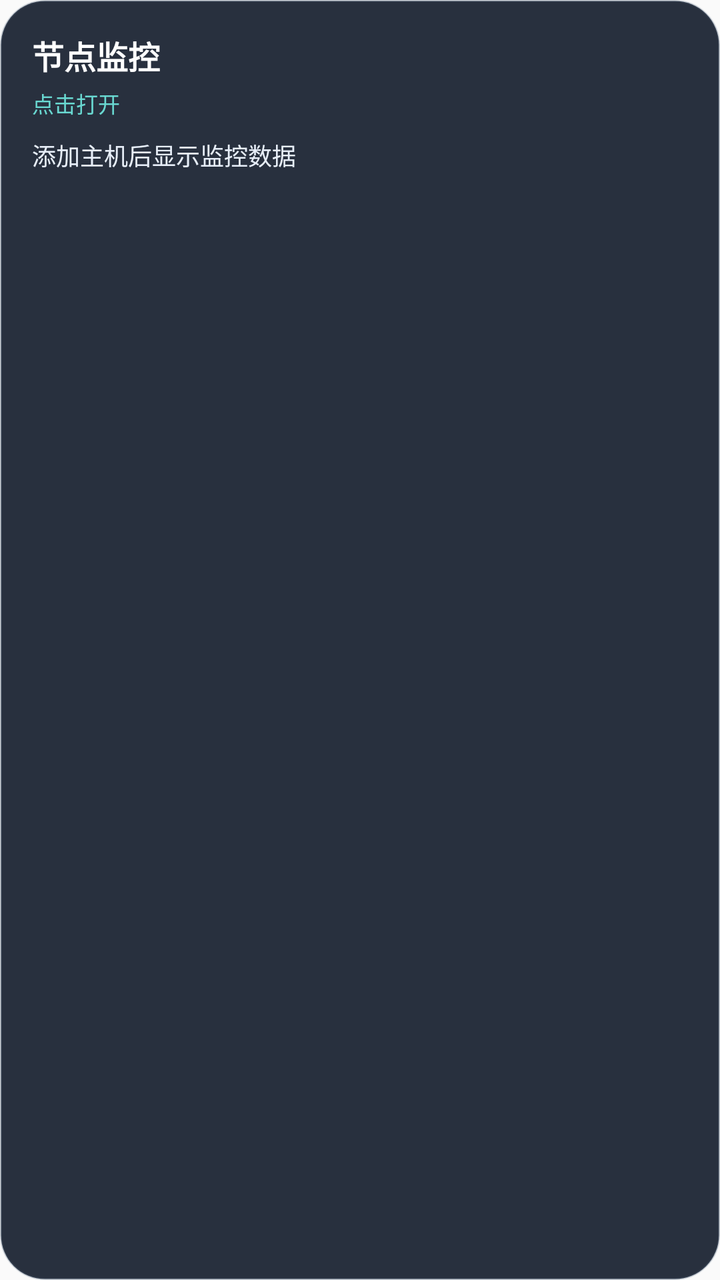
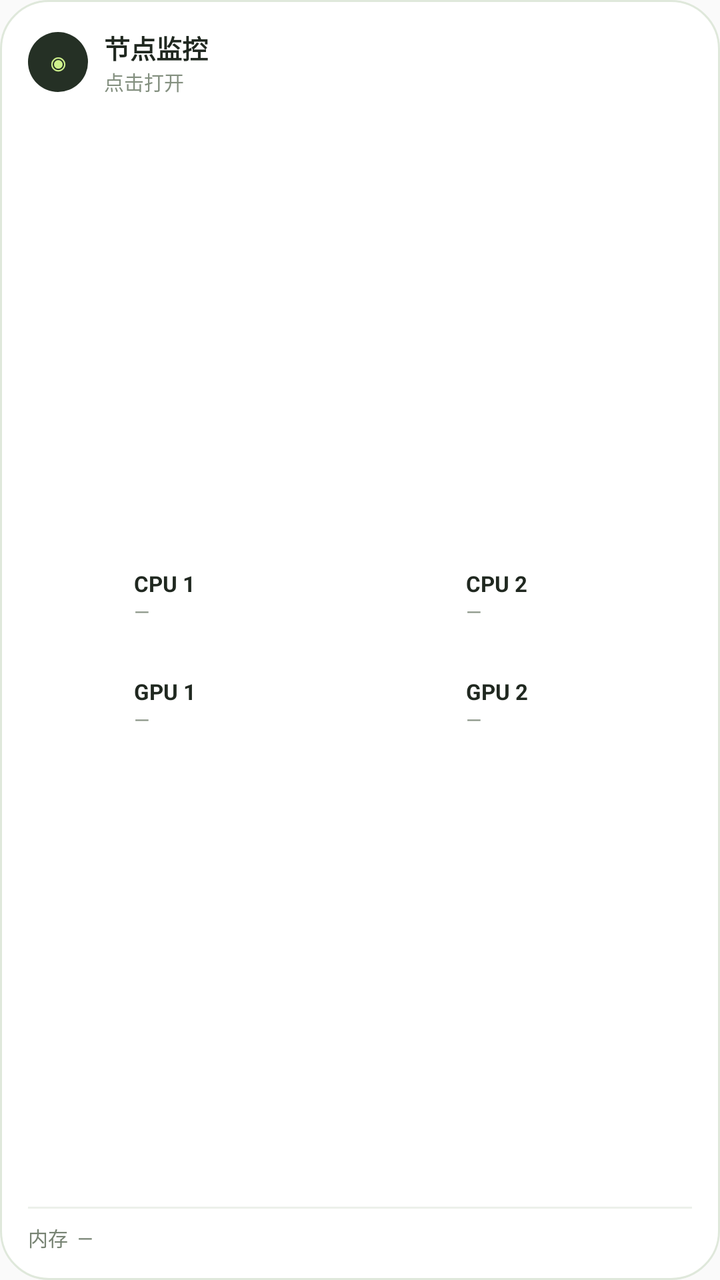

Screens rendered from an Android XML layout before and after an edit, with the pre-edit source and the edit as a unified diff.
<!-- AndroidManifest.xml: application theme android:Theme.Material.Light.NoActionBar -->
<!-- res/layout/widget.xml -->
<LinearLayout xmlns:android="http://schemas.android.com/apk/res/android" android:id="@+id/widget_root" android:layout_width="match_parent" android:layout_height="match_parent" android:orientation="vertical" android:background="@drawable/widget_background" android:padding="16dp">
 <TextView android:id="@+id/widget_title" android:layout_width="match_parent" android:layout_height="wrap_content" android:textColor="#FFFFFF" android:textSize="16sp" android:textStyle="bold" android:text="节点监控"/>
 <TextView android:id="@+id/widget_status" android:layout_width="match_parent" android:layout_height="wrap_content" android:textColor="#69D8D1" android:textSize="11sp" android:layout_marginTop="4dp" android:text="点击打开"/>
 <TextView android:id="@+id/widget_metrics" android:layout_width="match_parent" android:layout_height="wrap_content" android:textColor="#E7EEF8" android:textSize="12sp" android:lineSpacingExtra="4dp" android:layout_marginTop="9dp" android:text="添加主机后显示监控数据"/>
</LinearLayout>
<!-- resources referenced by this layout -->
<resources>
  <!-- drawable widget_background (drawable) -->
  <shape xmlns:android="http://schemas.android.com/apk/res/android"><solid android:color="#ED182130"/><corners android:radius="22dp"/><stroke android:width="1dp" android:color="#44576A80"/></shape>
</resources>

<!-- the commit's change to res/layout/widget.xml (unified diff, before → after) -->
@@ -1,5 +1,33 @@
-<LinearLayout xmlns:android="http://schemas.android.com/apk/res/android" android:id="@+id/widget_root" android:layout_width="match_parent" android:layout_height="match_parent" android:orientation="vertical" android:background="@drawable/widget_background" android:padding="16dp">
- <TextView android:id="@+id/widget_title" android:layout_width="match_parent" android:layout_height="wrap_content" android:textColor="#FFFFFF" android:textSize="16sp" android:textStyle="bold" android:text="节点监控"/>
- <TextView android:id="@+id/widget_status" android:layout_width="match_parent" android:layout_height="wrap_content" android:textColor="#69D8D1" android:textSize="11sp" android:layout_marginTop="4dp" android:text="点击打开"/>
- <TextView android:id="@+id/widget_metrics" android:layout_width="match_parent" android:layout_height="wrap_content" android:textColor="#E7EEF8" android:textSize="12sp" android:lineSpacingExtra="4dp" android:layout_marginTop="9dp" android:text="添加主机后显示监控数据"/>
+<LinearLayout xmlns:android="http://schemas.android.com/apk/res/android" android:id="@+id/widget_root" android:layout_width="match_parent" android:layout_height="match_parent" android:orientation="vertical" android:background="@drawable/widget_background" android:padding="14dp">
+ <LinearLayout android:layout_width="match_parent" android:layout_height="wrap_content" android:orientation="horizontal" android:gravity="center_vertical">
+  <TextView android:layout_width="30dp" android:layout_height="30dp" android:gravity="center" android:background="@drawable/widget_logo" android:text="◉" android:textSize="16sp" android:textColor="#CEF18C"/>
+  <LinearLayout android:layout_width="0dp" android:layout_height="wrap_content" android:layout_weight="1" android:layout_marginStart="8dp" android:orientation="vertical">
+   <TextView android:id="@+id/widget_title" android:layout_width="match_parent" android:layout_height="wrap_content" android:textColor="#202820" android:textSize="13sp" android:textStyle="bold" android:singleLine="true" android:ellipsize="end" android:text="节点监控"/>
+   <TextView android:id="@+id/widget_status" android:layout_width="match_parent" android:layout_height="wrap_content" android:textColor="#849080" android:textSize="10sp" android:singleLine="true" android:ellipsize="end" android:text="点击打开"/>
+  </LinearLayout>
+ </LinearLayout>
+ <LinearLayout android:layout_width="match_parent" android:layout_height="0dp" android:layout_weight="1" android:orientation="vertical" android:gravity="center_vertical" android:layout_marginTop="7dp">
+  <LinearLayout android:layout_width="match_parent" android:layout_height="wrap_content" android:orientation="horizontal">
+   <LinearLayout android:layout_width="0dp" android:layout_height="wrap_content" android:layout_weight="1" android:orientation="horizontal" android:gravity="center_vertical">
+    <ImageView android:id="@+id/widget_cpu_1_ring" android:layout_width="48dp" android:layout_height="48dp" android:contentDescription="CPU 1"/>
+    <LinearLayout android:layout_width="0dp" android:layout_height="wrap_content" android:layout_weight="1" android:orientation="vertical" android:layout_marginStart="5dp"><TextView android:id="@+id/widget_cpu_1_name" android:layout_width="match_parent" android:layout_height="wrap_content" android:text="CPU 1" android:textColor="#202820" android:textStyle="bold" android:textSize="11sp" android:singleLine="true"/><TextView android:id="@+id/widget_cpu_1_temp" android:layout_width="match_parent" android:layout_height="wrap_content" android:text="—" android:textColor="#8B9688" android:textSize="10sp"/></LinearLayout>
+   </LinearLayout>
+   <LinearLayout android:layout_width="0dp" android:layout_height="wrap_content" android:layout_weight="1" android:orientation="horizontal" android:gravity="center_vertical">
+    <ImageView android:id="@+id/widget_cpu_2_ring" android:layout_width="48dp" android:layout_height="48dp" android:contentDescription="CPU 2"/>
+    <LinearLayout android:layout_width="0dp" android:layout_height="wrap_content" android:layout_weight="1" android:orientation="vertical" android:layout_marginStart="5dp"><TextView android:id="@+id/widget_cpu_2_name" android:layout_width="match_parent" android:layout_height="wrap_content" android:text="CPU 2" android:textColor="#202820" android:textStyle="bold" android:textSize="11sp" android:singleLine="true"/><TextView android:id="@+id/widget_cpu_2_temp" android:layout_width="match_parent" android:layout_height="wrap_content" android:text="—" android:textColor="#8B9688" android:textSize="10sp"/></LinearLayout>
+   </LinearLayout>
+  </LinearLayout>
+  <LinearLayout android:layout_width="match_parent" android:layout_height="wrap_content" android:orientation="horizontal" android:layout_marginTop="6dp">
+   <LinearLayout android:layout_width="0dp" android:layout_height="wrap_content" android:layout_weight="1" android:orientation="horizontal" android:gravity="center_vertical">
+    <ImageView android:id="@+id/widget_gpu_1_ring" android:layout_width="48dp" android:layout_height="48dp" android:contentDescription="GPU 1"/>
+    <LinearLayout android:layout_width="0dp" android:layout_height="wrap_content" android:layout_weight="1" android:orientation="vertical" android:layout_marginStart="5dp"><TextView android:id="@+id/widget_gpu_1_name" android:layout_width="match_parent" android:layout_height="wrap_content" android:text="GPU 1" android:textColor="#202820" android:textStyle="bold" android:textSize="11sp" android:singleLine="true"/><TextView android:id="@+id/widget_gpu_1_temp" android:layout_width="match_parent" android:layout_height="wrap_content" android:text="—" android:textColor="#8B9688" android:textSize="10sp"/></LinearLayout>
+   </LinearLayout>
+   <LinearLayout android:layout_width="0dp" android:layout_height="wrap_content" android:layout_weight="1" android:orientation="horizontal" android:gravity="center_vertical">
+    <ImageView android:id="@+id/widget_gpu_2_ring" android:layout_width="48dp" android:layout_height="48dp" android:contentDescription="GPU 2"/>
+    <LinearLayout android:layout_width="0dp" android:layout_height="wrap_content" android:layout_weight="1" android:orientation="vertical" android:layout_marginStart="5dp"><TextView android:id="@+id/widget_gpu_2_name" android:layout_width="match_parent" android:layout_height="wrap_content" android:text="GPU 2" android:textColor="#202820" android:textStyle="bold" android:textSize="11sp" android:singleLine="true"/><TextView android:id="@+id/widget_gpu_2_temp" android:layout_width="match_parent" android:layout_height="wrap_content" android:text="—" android:textColor="#8B9688" android:textSize="10sp"/></LinearLayout>
+   </LinearLayout>
+  </LinearLayout>
+ </LinearLayout>
+ <TextView android:layout_width="match_parent" android:layout_height="1dp" android:background="#ECF0EA" android:layout_marginTop="7dp"/>
+ <TextView android:id="@+id/widget_memory" android:layout_width="match_parent" android:layout_height="wrap_content" android:layout_marginTop="7dp" android:text="内存  —" android:textColor="#778373" android:textSize="10sp" android:singleLine="true" android:ellipsize="end"/>
 </LinearLayout>
<!-- resource entries referenced after the edit -->
@@ -1,6 +1,8 @@
 <!-- resources referenced by this layout -->
 <resources>
   <!-- drawable widget_background (drawable) -->
-  <shape xmlns:android="http://schemas.android.com/apk/res/android"><solid android:color="#ED182130"/><corners android:radius="22dp"/><stroke android:width="1dp" android:color="#44576A80"/></shape>
+  <shape xmlns:android="http://schemas.android.com/apk/res/android"><solid android:color="#FFFFFFFF"/><corners android:radius="24dp"/><stroke android:width="1dp" android:color="#DFE8DB"/></shape>
+  <!-- drawable widget_logo (drawable) -->
+  <shape xmlns:android="http://schemas.android.com/apk/res/android"><solid android:color="#253025"/><corners android:radius="30dp"/></shape>
 </resources>
 
